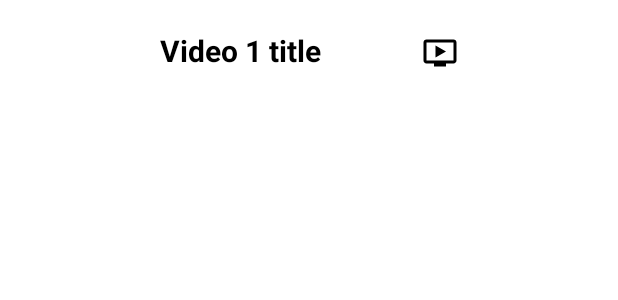
After one commit to DhairyaPal6099/DhairyaPalLab10, an Android app: the layout item_model_layout.xml on its own in the app's theme, with its tools: preview values and no code run, on a phone screen of 412 x 824 dp. The commit adds this screen. Shown: the top 300 px of the screen. Run offline under Robolectric (Android 15) with nearby library versions, the phone set to English and light mode, and no system bars.

Commit message:
Built the recycler view to show three video names and the play icon

```diff
--- /dev/null
+++ b/DhairyaModule10/src/main/res/drawable/video_icon.xml
@@ -0,0 +1,5 @@
+<vector xmlns:android="http://schemas.android.com/apk/res/android" android:height="24dp" android:tint="#000000" android:viewportHeight="24" android:viewportWidth="24" android:width="24dp">
+
+    <path android:fillColor="@android:color/white" android:pathData="M21,3L3,3c-1.11,0 -2,0.89 -2,2v12c0,1.1 0.89,2 2,2h5v2h8v-2h5c1.1,0 1.99,-0.9 1.99,-2L23,5c0,-1.11 -0.9,-2 -2,-2zM21,17L3,17L3,5h18v12zM16,11l-7,4L9,7z"/>
+
+</vector>
--- /dev/null
+++ b/DhairyaModule10/src/main/res/layout/item_model_layout.xml
@@ -0,0 +1,33 @@
+<?xml version="1.0" encoding="utf-8"?>
+<androidx.constraintlayout.widget.ConstraintLayout xmlns:android="http://schemas.android.com/apk/res/android"
+    xmlns:app="http://schemas.android.com/apk/res-auto"
+    android:orientation="vertical"
+    android:layout_width="match_parent"
+    android:padding="20dp"
+    android:layout_height="wrap_content">
+
+    <TextView
+        android:id="@+id/dhaTextViewVideoTitle"
+        android:layout_marginStart="20dp"
+        android:layout_width="wrap_content"
+        android:layout_height="wrap_content"
+        app:layout_constraintEnd_toStartOf="@id/dhaImageViewVideoIcon"
+        app:layout_constraintStart_toStartOf="parent"
+        app:layout_constraintTop_toTopOf="parent"
+        android:textSize="20sp"
+        android:textStyle="bold"
+        android:textColor="@color/black"
+        android:text="Video 1 title" />
+
+    <ImageView
+        android:id="@+id/dhaImageViewVideoIcon"
+        android:layout_width="wrap_content"
+        android:layout_height="wrap_content"
+        app:layout_constraintEnd_toEndOf="parent"
+        app:layout_constraintStart_toEndOf="@id/dhaTextViewVideoTitle"
+        app:layout_constraintTop_toTopOf="parent"
+        android:layout_marginTop="3dp"
+        android:src="@drawable/video_icon"
+        android:layout_marginEnd="20dp" />
+
+</androidx.constraintlayout.widget.ConstraintLayout>
```
Also changed, not shown: DhairyaModule10/src/main/java/dhairya/pal/n01576099/dp/ui/ItemModel.java (added, +19 -0 lines), DhairyaModule10/src/main/java/dhairya/pal/n01576099/dp/ui/ItemModelAdapter.java (added, +55 -0 lines), DhairyaModule10/src/main/java/dhairya/pal/n01576099/dp/ui/N013576099/N013576099.java (+23 -0 lines), DhairyaModule10/src/main/res/layout/fragment_n013576099.xml (+34 -0 lines).
